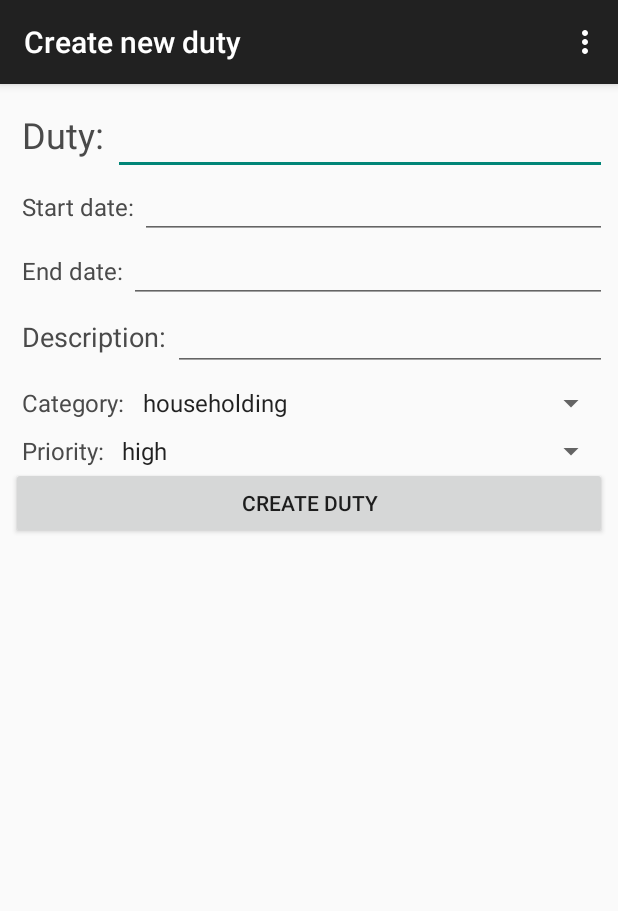
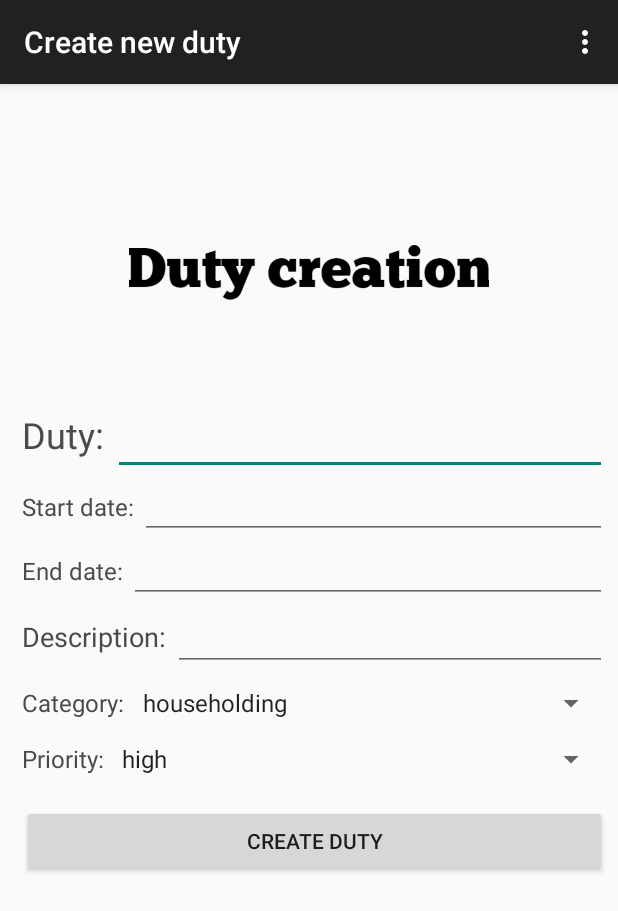
Before and after one commit to mariiaVoitenko/dutyHelperAndroid, an Android app: the CreateDutyActivity screen opened directly, with no data from a screen before it, on a phone screen of 412 x 824 dp. Shown: the top 911 px of the screen. Run offline under Robolectric (Android 15) with nearby library versions, the phone set to English and light mode, and no system bars; libraries missing offline, so code that uses them is left out: retrofit.client; network calls fail.

Commit message:
some design

```diff
--- a/app/src/main/res/layout/activity_create_duty.xml
+++ b/app/src/main/res/layout/activity_create_duty.xml
@@ -6,6 +6,11 @@
     android:orientation="vertical"
     android:padding="7dp"
     android:weightSum="4">
+
+    <ImageView
+        android:layout_width="fill_parent"
+        android:layout_height="200dp"
+        android:src="@drawable/duty_creation" />
 
     <LinearLayout xmlns:android="http://schemas.android.com/apk/res/android"
         xmlns:tools="http://schemas.android.com/tools"
@@ -18,20 +23,20 @@
             android:id="@+id/nameLabel"
             android:layout_width="wrap_content"
             android:layout_height="wrap_content"
+            android:paddingTop="10dp"
             android:text="Duty: "
             android:textColor="#4a4a4a"
-            android:textSize="24sp"
-            android:paddingTop="10dp"/>
+            android:textSize="24sp" />
 
         <EditText
             android:id="@+id/create_name"
             android:layout_width="fill_parent"
             android:layout_height="wrap_content"
+            android:layout_gravity="left"
             android:text=""
             android:textColor="#4a4a4a"
-            android:layout_gravity="left"
-            android:textStyle="italic"
-            android:textSize="24sp" />
+            android:textSize="24sp"
+            android:textStyle="italic" />
     </LinearLayout>
 
 
@@ -39,44 +44,44 @@
         xmlns:tools="http://schemas.android.com/tools"
         android:layout_width="match_parent"
         android:layout_height="wrap_content"
-        android:paddingLeft="7dp"
-        android:orientation="horizontal">
+        android:orientation="horizontal"
+        android:paddingLeft="7dp">
 
         <TextView
             android:id="@+id/startDateLabel"
             android:layout_width="wrap_content"
             android:layout_height="wrap_content"
+            android:paddingTop="10dp"
             android:text="Start date: "
             android:textColor="#4a4a4a"
-            android:textSize="16sp"
-            android:paddingTop="10dp"/>
+            android:textSize="16sp" />
 
         <EditText
             android:id="@+id/create_date_start"
             android:layout_width="fill_parent"
             android:layout_height="wrap_content"
+            android:layout_gravity="left"
             android:text=""
-            android:textStyle="italic"
             android:textColor="#4a4a4a"
-            android:layout_gravity="left"
-            android:textSize="16sp" />
+            android:textSize="16sp"
+            android:textStyle="italic" />
     </LinearLayout>
 
     <LinearLayout xmlns:android="http://schemas.android.com/apk/res/android"
         xmlns:tools="http://schemas.android.com/tools"
         android:layout_width="match_parent"
         android:layout_height="wrap_content"
-        android:paddingLeft="7dp"
-        android:orientation="horizontal">
+        android:orientation="horizontal"
+        android:paddingLeft="7dp">
 
         <TextView
             android:id="@+id/endDateLabel"
             android:layout_width="wrap_content"
             android:layout_height="wrap_content"
+            android:paddingTop="10dp"
             android:text="End date: "
             android:textColor="#4a4a4a"
-            android:textSize="16sp"
-            android:paddingTop="10dp"/>
+            android:textSize="16sp" />
 
         <EditText
             android:id="@+id/create_date_end"
@@ -84,9 +89,9 @@
             android:layout_height="wrap_content"
             android:layout_gravity="left"
             android:text=""
-            android:textStyle="italic"
             android:textColor="#4a4a4a"
-            android:textSize="16sp" />
+            android:textSize="16sp"
+            android:textStyle="italic" />
     </LinearLayout>
 
 
@@ -101,10 +106,10 @@
             android:id="@+id/descriptionLabel"
             android:layout_width="wrap_content"
             android:layout_height="wrap_content"
+            android:paddingTop="10dp"
             android:text="Description: "
             android:textColor="#4a4a4a"
-            android:textSize="18sp"
-            android:paddingTop="10dp"/>
+            android:textSize="18sp" />
 
         <EditText
             android:id="@+id/create_description"
@@ -112,9 +117,9 @@
             android:layout_height="wrap_content"
             android:layout_gravity="left"
             android:text=""
-            android:textStyle="italic"
             android:textColor="#4a4a4a"
-            android:textSize="18sp" />
+            android:textSize="18sp"
+            android:textStyle="italic" />
     </LinearLayout>
 
     <LinearLayout xmlns:android="http://schemas.android.com/apk/res/android"
@@ -128,18 +133,18 @@
             android:id="@+id/categoryLabel"
             android:layout_width="wrap_content"
             android:layout_height="wrap_content"
+            android:paddingTop="10dp"
             android:text="Category: "
             android:textColor="#4a4a4a"
-            android:textSize="16sp"
-            android:paddingTop="10dp"/>
+            android:textSize="16sp" />
 
         <Spinner
             android:id="@+id/create_category_spinner"
             android:layout_width="match_parent"
             android:layout_height="wrap_content"
-            android:textStyle="italic"
             android:textColor="#4a4a4a"
-            android:textSize="16sp"/>
+            android:textSize="16sp"
+            android:textStyle="italic" />
     </LinearLayout>
 
     <LinearLayout xmlns:android="http://schemas.android.com/apk/res/android"
@@ -153,21 +158,32 @@
             android:id="@+id/priorityLabel"
             android:layout_width="wrap_content"
             android:layout_height="wrap_content"
+            android:paddingTop="15dp"
             android:text="Priority: "
             android:textColor="#4a4a4a"
-            android:textSize="16sp"
-            android:paddingTop="10dp"/>
+            android:textSize="16sp" />
+
         <Spinner
             android:id="@+id/create_priority_spinner"
             android:layout_width="match_parent"
             android:layout_height="wrap_content"
-            android:textStyle="italic"
             android:textColor="#4a4a4a"
-            android:textSize="16sp"/>
+            android:textSize="16sp"
+            android:textStyle="italic" />
     </LinearLayout>
-    <Button
-        android:id="@+id/create_duty_button"
+
+    <LinearLayout xmlns:android="http://schemas.android.com/apk/res/android"
+        xmlns:tools="http://schemas.android.com/tools"
         android:layout_width="match_parent"
         android:layout_height="wrap_content"
-        android:text="@string/create_duty"/>
+        android:orientation="horizontal"
+        android:paddingLeft="7dp">
+
+        <Button
+            android:id="@+id/create_duty_button"
+            android:layout_width="match_parent"
+            android:layout_height="wrap_content"
+            android:layout_marginTop="20dp"
+            android:text="@string/create_duty" />
+    </LinearLayout>
 </LinearLayout>
--- a/app/src/main/res/layout/activity_create_group.xml
+++ b/app/src/main/res/layout/activity_create_group.xml
@@ -2,7 +2,10 @@
     android:layout_width="match_parent"
     android:layout_height="match_parent"
     android:orientation="vertical">
-
+    <ImageView
+        android:layout_width="fill_parent"
+        android:layout_height="200dp"
+        android:src="@drawable/group_creation" />
     <LinearLayout xmlns:android="http://schemas.android.com/apk/res/android"
         xmlns:tools="http://schemas.android.com/tools"
         android:layout_width="match_parent"
@@ -37,5 +40,6 @@
         android:layout_width="wrap_content"
         android:layout_height="wrap_content"
         android:text="Create group"
+        android:layout_marginTop="20dp"
         android:layout_gravity="center"/>
 </LinearLayout>
--- a/app/src/main/res/layout/activity_duty_details.xml
+++ b/app/src/main/res/layout/activity_duty_details.xml
@@ -6,7 +6,10 @@
     android:orientation="vertical"
     android:padding="7dp"
     android:weightSum="4">
-
+    <ImageView
+        android:layout_width="fill_parent"
+        android:layout_height="200dp"
+        android:src="@drawable/duty_details" />
     <LinearLayout xmlns:android="http://schemas.android.com/apk/res/android"
         xmlns:tools="http://schemas.android.com/tools"
         android:layout_width="match_parent"
--- a/app/src/main/res/layout/activity_group_details.xml
+++ b/app/src/main/res/layout/activity_group_details.xml
@@ -2,7 +2,10 @@
     android:layout_width="match_parent"
     android:layout_height="match_parent"
     android:orientation="vertical">
-
+    <ImageView
+        android:layout_width="fill_parent"
+        android:layout_height="200dp"
+        android:src="@drawable/group_details" />
     <TextView
         android:id="@+id/txtgroupID"
         android:layout_width="wrap_content"
@@ -78,6 +81,8 @@
             android:layout_width="0dp"
             android:layout_height="wrap_content"
             android:layout_weight="1"
+            android:layout_marginTop="20dp"
+
             android:text="Add members" />
 
         <Button
@@ -85,6 +90,7 @@
             android:layout_width="0dp"
             android:layout_height="wrap_content"
             android:layout_weight="1"
+            android:layout_marginTop="20dp"
             android:text="Edit group" />
     </LinearLayout>
 </LinearLayout>
--- a/app/src/main/res/layout/activity_group_list.xml
+++ b/app/src/main/res/layout/activity_group_list.xml
@@ -16,5 +16,6 @@
         android:layout_gravity="center"
         android:gravity="center"
         android:padding="20px"
-        android:text=""/>
+        android:text=""
+        android:visibility="invisible"/>
 </RelativeLayout>
```
Also changed, not shown: app/src/main/res/drawable/duty_creation.png (added), app/src/main/res/drawable/duty_details.png (added), app/src/main/res/drawable/group_creation.png (added), app/src/main/res/drawable/group_details.png (added).
